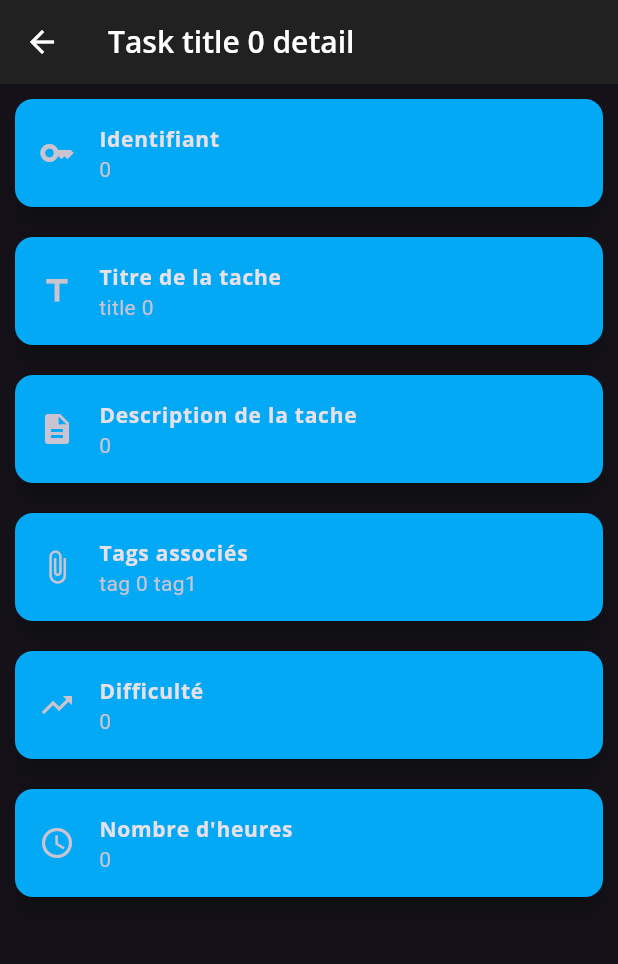
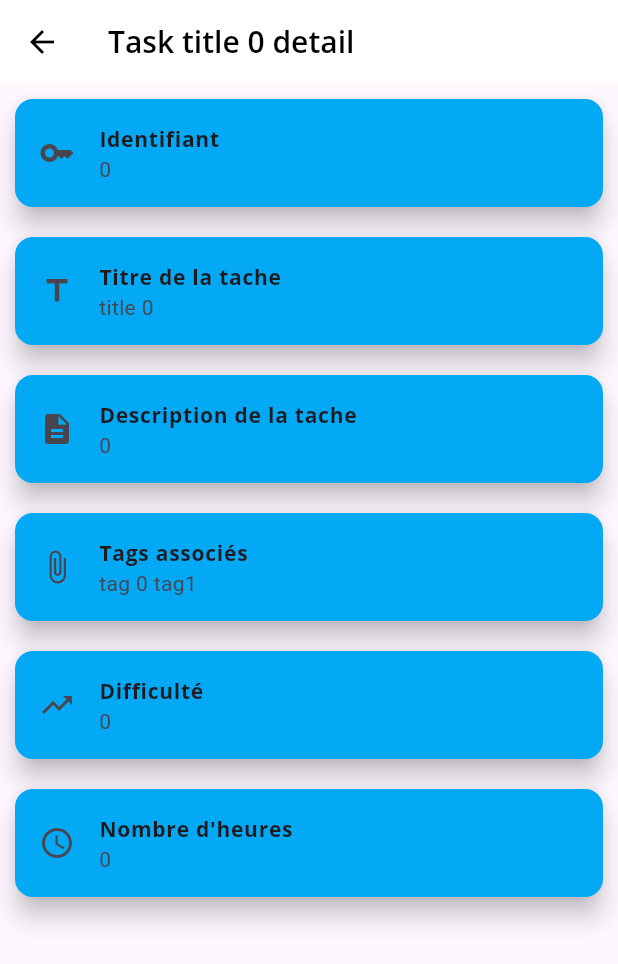
Before and after one commit to Doriann06/td2, a Flutter app: the screen it shows after launch, after a tap on the "edit" icon, on a phone screen of 412 x 824 dp. Shown: the top 964 px of the screen. Run offline on Flutter 3.47's test engine with Material 3 defaults, Android fonts, the phone set to English and light mode, and no system bars; our stand-ins replace google_fonts, settings_ui, shared_preferences; network calls fail.

Commit message:
ajout card4 viewModel settings_repository

```diff
--- /dev/null
+++ b/lib/UI/ViewModel.dart
@@ -0,0 +1,39 @@
+import 'package:flutter/material.dart';
+import 'package:td2_app/repository/settings_repository.dart';
+import '../models/task.dart ';
+class SettingViewModel extends ChangeNotifier {
+  late bool _isDark;
+  late SettingRepository _settingRepository;
+  bool get isDark => _isDark;
+
+  SettingViewModel() {
+    _isDark = false;
+    _settingRepository = SettingRepository();
+    getSettings();
+  }
+  //Switching the themes
+  set isDark(bool value) {
+    _isDark = value;
+    _settingRepository.saveSettings(value);
+    notifyListeners();
+  }
+  getSettings() async {
+    _isDark = await _settingRepository.getSettings();
+    notifyListeners();
+  }
+}
+class TaskViewModel extends ChangeNotifier{
+  late List<Task> liste;
+
+  TaskViewModel(){
+    liste=[];
+  }
+  void addTask(Task task){
+    liste.add(task);
+    notifyListeners();
+  }
+  void generateTasks(){
+    liste = Task.generateTask(50);
+    notifyListeners();
+  }
+}
--- a/lib/UI/home.dart
+++ b/lib/UI/home.dart
@@ -1,4 +1,5 @@
 import 'package:flutter/material.dart';
+import 'package:td2_app/UI/card4.dart';
 import 'card1.dart';
 import 'card2.dart';
 import 'card3.dart';
@@ -11,7 +12,7 @@ class Home extends StatefulWidget {
 class _HomeState extends State<Home> {
   int _selectedIndex = 0;
 
-  static List<Widget> pages = <Widget>[Ecran1(), Ecran2(), Ecran3()];
+  static List<Widget> pages = <Widget>[Ecran1(), Ecran2(), Ecran3(),Ecran4()];
 
   void _onItemTapped(int index) {
     setState(() {
@@ -37,6 +38,7 @@ class _HomeState extends State<Home> {
           BottomNavigationBarItem(icon: Icon(Icons.article), label: 'Card1'),
           BottomNavigationBarItem(icon: Icon(Icons.article), label: 'Card2'),
           BottomNavigationBarItem(icon: Icon(Icons.article), label: 'Card3'),
+          BottomNavigationBarItem(icon: Icon(Icons.article), label: 'Card4'),
         ],
       ),
     );
--- a/lib/main.dart
+++ b/lib/main.dart
@@ -1,15 +1,39 @@
 import 'package:flutter/material.dart';
 import 'UI/mytheme.dart';
 import 'UI/home.dart';
-
+import 'package:provider/provider.dart';
+import 'UI/ViewModel.dart';
 void main() {
   runApp(MyTD2App());
 }
 
 class MyTD2App extends StatelessWidget {
-  @override
-  Widget build(BuildContext context) {
-    final theme = MyTheme.dark();
-    return MaterialApp(theme: theme, title: 'TD2', home: Home());
-  }
+ @override
+    Widget build(BuildContext context){
+      return MultiProvider(
+        providers: [
+          ChangeNotifierProvider(
+            create: (_){
+            SettingViewModel settingViewModel = SettingViewModel();
+            //getSettings est deja appelee dans le constructeur
+            return settingViewModel;
+          }),
+          ChangeNotifierProvider(
+            create:(_){
+              TaskViewModel taskViewModel = TaskViewModel();
+              taskViewModel.generateTasks();
+              return taskViewModel;
+          } )
+        ],
+        child: Consumer<SettingViewModel>(
+          builder: (context,SettingViewModel notifier,child){
+            return MaterialApp(
+              theme: notifier.isDark ? MyTheme.dark():MyTheme.light(),
+              title: 'TD2',
+              home: Home()
+          );
+          },
+        ),
+      );
+    }
 }
--- /dev/null
+++ b/lib/repository/settings_repository.dart
@@ -0,0 +1,12 @@
+import 'package:shared_preferences/shared_preferences.dart';
+class SettingRepository{
+  static const THEME_KEY = "darkMode";
+  saveSettings(bool value) async {
+    SharedPreferences sharedPreferences = await SharedPreferences.getInstance();
+    sharedPreferences.setBool(THEME_KEY, value);
+  }
+  Future<bool> getSettings() async {
+    SharedPreferences sharedPreferences = await SharedPreferences.getInstance();
+    return sharedPreferences.getBool(THEME_KEY) ?? false;
+  }
+}
--- a/pubspec.yaml
+++ b/pubspec.yaml
@@ -37,6 +37,9 @@ dependencies:
 
   google_fonts: ^6.3.2
   http: ^1.5.0
+  provider: ^6.1.5+1
+  settings_ui: ^2.0.2
+  shared_preferences: ^2.5.3
 
 
 dev_dependencies:
```
Also changed, not shown: lib/UI/card4.dart (added, +39 -0 lines), pubspec.lock, 1 other file.
